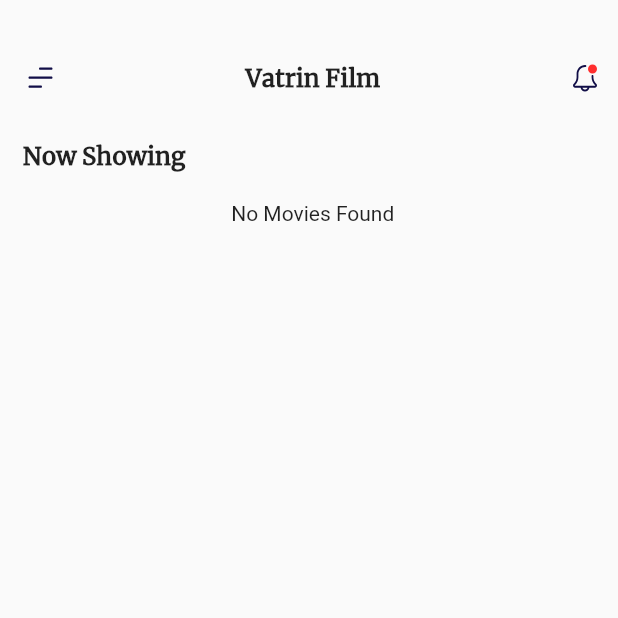
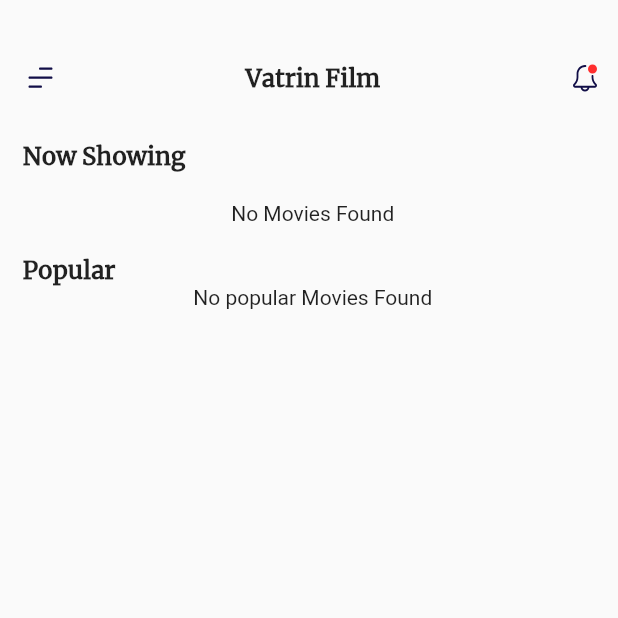
Before and after one commit to SabahTARTIR365/vatrin_movie_app, a Flutter app: the screen it shows after launch, on a phone screen of 412 x 824 dp, the top half of it. Run offline on Flutter 3.47's test engine with Material 2 defaults, Android fonts, the light colour scheme and no system bars; our stand-ins replace flutter_svg; missing offline and left inert: tmdb_api.

Commit message:
done for home page

```diff
--- a/lib/views/screens/home_screen.dart
+++ b/lib/views/screens/home_screen.dart
@@ -7,6 +7,7 @@ import 'package:vatrin_movie_app/views/widgets/now_showing_widget.dart';
 
 import '../../data/constant.dart';
 import '../../providers/movie_provider.dart';
+import '../widgets/popular_movie_widget.dart';
 
 class HomeScreen extends StatelessWidget
 {
@@ -26,31 +27,10 @@ class HomeScreen extends StatelessWidget
             children: [
               const MovieNavigationBar(text: 'Vatrin Film', leadingIcon: 'assets/icons/Menu.svg', endIcon: 'assets/icons/Notif.svg',),
               SizedBox(height: 30),
-              Row(mainAxisAlignment: MainAxisAlignment.start,
+              Row(
                 children: [Text('Now Showing', style: titleStyle,),],
               ),
               SizedBox(height: 20),
-                 /* InkWell(
-                    onTap: () {},child: Column(
-                      children: [
-                        SizedBox(
-                          height: 190,
-                          width: 150,
-                          child: ClipRRect(
-                            borderRadius: BorderRadius.circular(10),
-                            child: Image.network(
-                             "",
-                              fit: BoxFit.cover,
-                            ),
-                          ),
-                        ),
-
-                        SizedBox(height: 5),
-                        Text("test")
-                      ],
-                    ),
-                  ),*/
-
             provider.nowShowingMovies == null
                     ? const Center(
                         child: Text('No Movies Found'),
@@ -64,6 +44,19 @@ class HomeScreen extends StatelessWidget
                         return NowShowingWidget(movie:provider.nowShowingMovies![index]);
                       }),
                     ),
+                SizedBox(height: 20),
+                Row(
+                  children: [Text('Popular', style: titleStyle,),],
+                  ),
+             // SizedBox(height: 10),
+              provider.nowShowingMovies == null
+                  ? const Center(
+                    child: Text('No popular Movies Found'),
+              )
+                  : Expanded(child: Container(
+                  width:MediaQuery.of(context).size.width,
+                  child: MoviesWidget(movies: provider.popularMovies ))),
+
 
             ],
           ),
```
